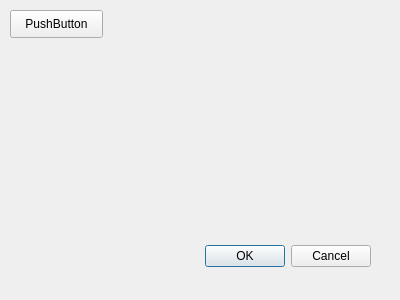
This is ui/dropboxdialog.ui in junfengyu/hiddendragon as Qt 5 draws it before an edit. The edited form follows.
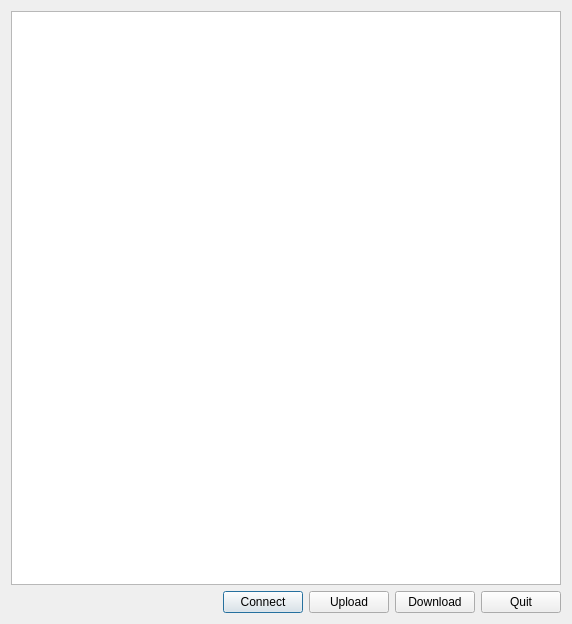
This is the edited form.

The edit to the form file:
```diff
--- a/ui/dropboxdialog.ui
+++ b/ui/dropboxdialog.ui
@@ -6,42 +6,63 @@
    <rect>
     <x>0</x>
     <y>0</y>
-    <width>400</width>
-    <height>300</height>
+    <width>572</width>
+    <height>624</height>
    </rect>
   </property>
   <property name="windowTitle">
    <string>Dialog</string>
   </property>
-  <widget class="QDialogButtonBox" name="buttonBox">
-   <property name="geometry">
-    <rect>
-     <x>30</x>
-     <y>240</y>
-     <width>341</width>
-     <height>32</height>
-    </rect>
-   </property>
-   <property name="orientation">
-    <enum>Qt::Horizontal</enum>
-   </property>
-   <property name="standardButtons">
-    <set>QDialogButtonBox::Cancel|QDialogButtonBox::Ok</set>
-   </property>
-  </widget>
-  <widget class="QPushButton" name="connectButton">
-   <property name="geometry">
-    <rect>
-     <x>10</x>
-     <y>10</y>
-     <width>93</width>
-     <height>28</height>
-    </rect>
-   </property>
-   <property name="text">
-    <string>PushButton</string>
-   </property>
-  </widget>
+  <layout class="QGridLayout" name="gridLayout">
+   <item row="0" column="0">
+    <widget class="QListWidget" name="listWidget"/>
+   </item>
+   <item row="1" column="0">
+    <layout class="QHBoxLayout" name="horizontalLayout_4">
+     <item>
+      <spacer name="horizontalSpacer">
+       <property name="orientation">
+        <enum>Qt::Horizontal</enum>
+       </property>
+       <property name="sizeHint" stdset="0">
+        <size>
+         <width>40</width>
+         <height>20</height>
+        </size>
+       </property>
+      </spacer>
+     </item>
+     <item>
+      <widget class="QPushButton" name="connectButton">
+       <property name="text">
+        <string>Connect</string>
+       </property>
+      </widget>
+     </item>
+     <item>
+      <widget class="QPushButton" name="uploadButton">
+       <property name="text">
+        <string>Upload</string>
+       </property>
+      </widget>
+     </item>
+     <item>
+      <widget class="QPushButton" name="downloadButton">
+       <property name="text">
+        <string>Download</string>
+       </property>
+      </widget>
+     </item>
+     <item>
+      <widget class="QPushButton" name="quitButton">
+       <property name="text">
+        <string>Quit</string>
+       </property>
+      </widget>
+     </item>
+    </layout>
+   </item>
+  </layout>
  </widget>
  <resources/>
  <connections>
```
Left out of the diff: 41 changed lines with no effect on the pictures.
